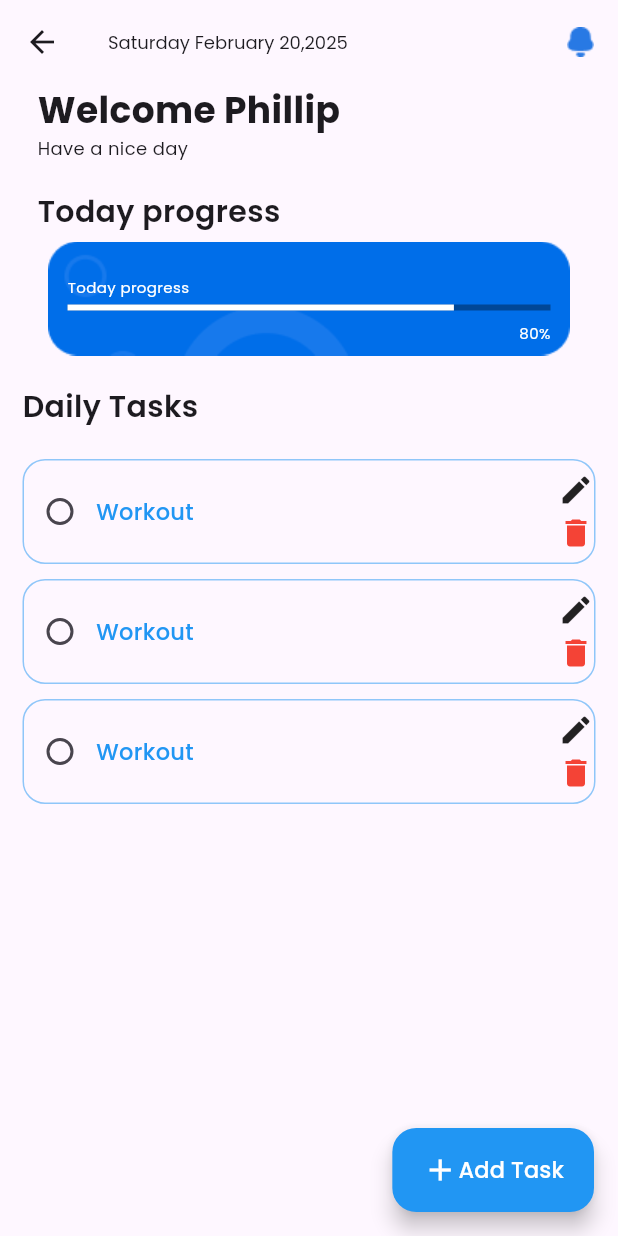
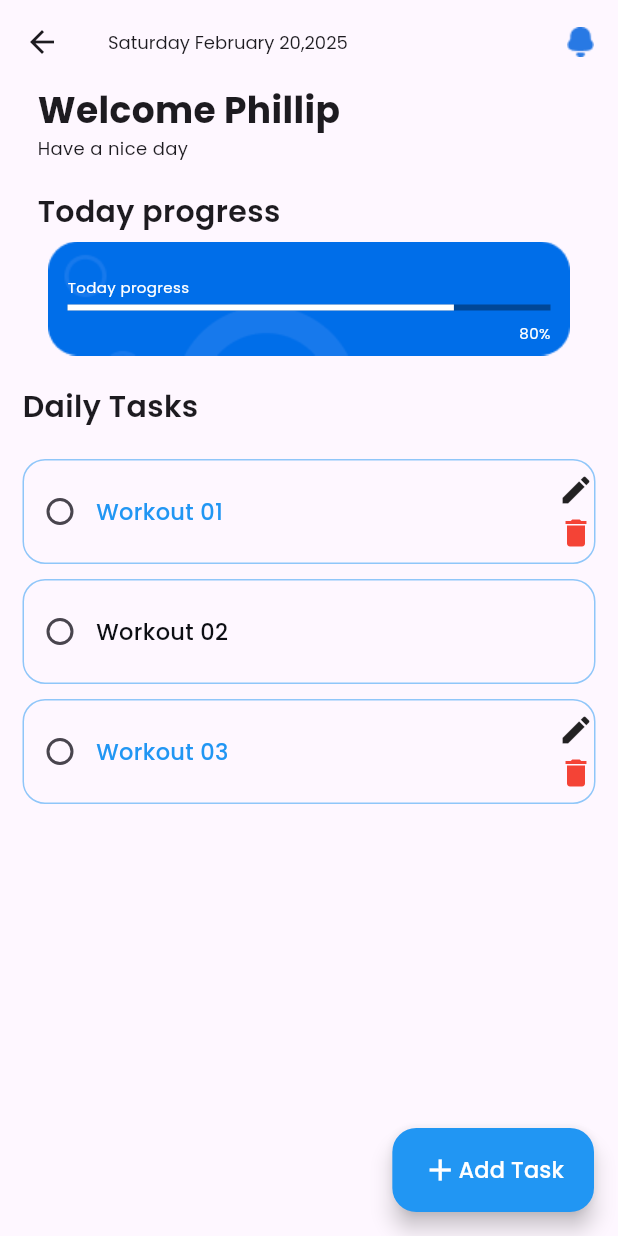
Before and after one commit to Avizz220/Flutter-Mobile-App, a Flutter app: the HomePageScreen screen opened directly, on a phone screen of 412 x 824 dp. Run offline on Flutter 3.47's test engine with Material 3 defaults, Android fonts, the phone set to English and light mode, and no system bars; our stand-ins replace firebase_core, lottie; accounts and stored records are empty.

```diff
--- a/mytodoapp_frontend/lib/features/home/ui/homepage.dart
+++ b/mytodoapp_frontend/lib/features/home/ui/homepage.dart
@@ -135,17 +135,17 @@ class _HomePageScreenState extends State<HomePageScreen> {
                         ),
                         SizedBox(height: 20),
                         CustomeTodoCard(
-                          cardtitle: "Workout",
+                          cardtitle: "Workout 01",
                           btnvisible: false,
                           isTaskCompleted: false,
                         ),
                         CustomeTodoCard(
-                          cardtitle: "Workout",
+                          cardtitle: "Workout 02",
                           btnvisible: false,
-                          isTaskCompleted: false,
+                          isTaskCompleted: true,
                         ),
                         CustomeTodoCard(
-                          cardtitle: "Workout",
+                          cardtitle: "Workout 03",
                           btnvisible: false,
                           isTaskCompleted: false,
                         ),
--- a/mytodoapp_frontend/pubspec.yaml
+++ b/mytodoapp_frontend/pubspec.yaml
@@ -35,6 +35,7 @@ dependencies:
   # Use with the CupertinoIcons class for iOS style icons.
   cupertino_icons: ^1.0.8
   lottie: ^3.3.1
+  firebase_core: ^4.2.1
 
 dev_dependencies:
   flutter_test:
```
Also changed, not shown: mytodoapp_frontend/lib/main.dart (+9 -4 lines), mytodoapp_frontend/firebase.json (added), mytodoapp_frontend/lib/firebase_options.dart (added), mytodoapp_frontend/pubspec.lock, 6 other files.
